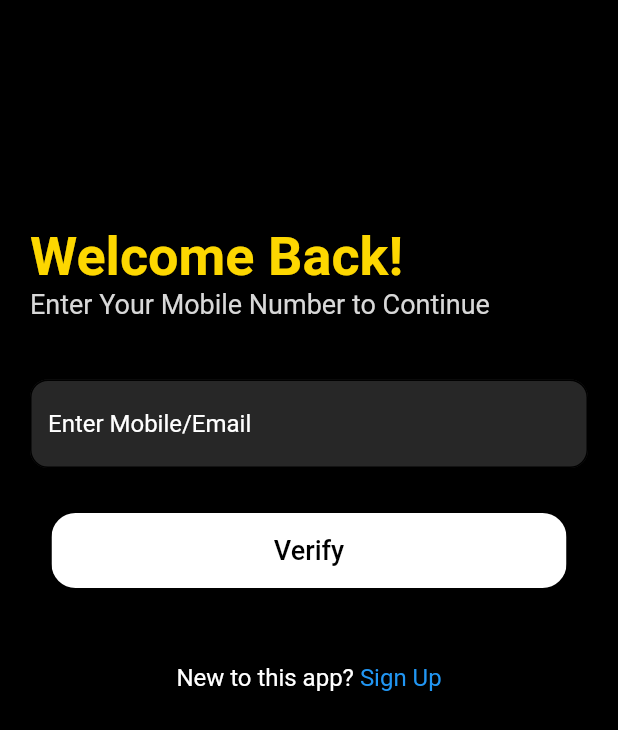
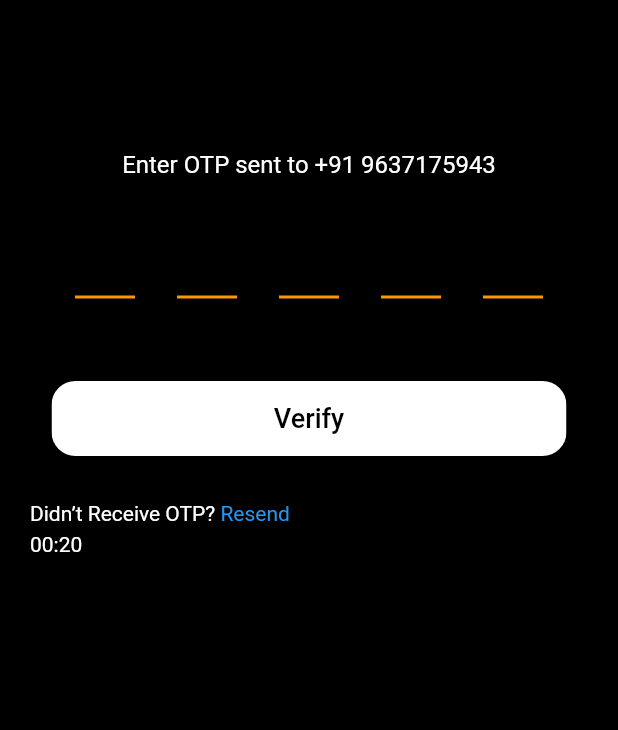
Before and after one commit to tusharhow/sandeep-jewelry-app, a Flutter app: the VerifyOtp screen opened directly, after a tap on "Verify", on a phone screen of 412 x 824 dp. Shown: the top 730 px of the screen. Run offline on Flutter 3.47's test engine with Material 2 defaults, Android fonts, the phone set to English and light mode, and no system bars; drawn by our look-alikes of pin_code_fields; our stand-ins replace carousel_pro, flutter_holo_date_picker, getwidget, google_fonts; missing offline and left inert: animation_wrappers.

Commit message:
Two screens created

```diff
--- a/lib/screens/auth/verify_otp.dart
+++ b/lib/screens/auth/verify_otp.dart
@@ -3,6 +3,7 @@ import 'package:sandeep_jwelery/components/navigate.dart';
 import 'package:sandeep_jwelery/components/re_usable_buttons/primary_button.dart';
 import 'package:sandeep_jwelery/components/textformfield.dart';
 import 'package:sandeep_jwelery/screens/auth/signup.dart';
+import 'package:sandeep_jwelery/screens/auth/verify_otp_input_screen.dart';
 
 class VerifyOtp extends StatefulWidget {
   VerifyOtp({Key? key}) : super(key: key);
@@ -67,7 +68,9 @@ class _VerifyOtpState extends State<VerifyOtp> {
             ReusablePrimaryButton(
               childText: 'Verify',
               buttonColor: Colors.white,
-              onPressed: () {},
+              onPressed: () {
+                push(context: context, widget: VerifyOtpInputScreen());
+              },
               textColor: Colors.black,
             ),
             SizedBox(
--- /dev/null
+++ b/lib/screens/auth/verify_otp_input_screen.dart
@@ -0,0 +1,169 @@
+import 'dart:async';
+
+import 'package:flutter/material.dart';
+import 'package:intl/intl.dart';
+import 'package:pin_code_fields/pin_code_fields.dart';
+import 'package:sandeep_jwelery/components/navigate.dart';
+import 'package:sandeep_jwelery/components/re_usable_buttons/primary_button.dart';
+import 'package:sandeep_jwelery/main.dart';
+
+import '../homepage_main.dart';
+
+class VerifyOtpInputScreen extends StatefulWidget {
+  const VerifyOtpInputScreen({Key? key}) : super(key: key);
+
+  @override
+  _VerifyOtpInputScreenState createState() => _VerifyOtpInputScreenState();
+}
+
+class _VerifyOtpInputScreenState extends State<VerifyOtpInputScreen> {
+  bool hasError = false;
+  String currentText = "";
+
+  Timer? _timer;
+  int _start = 20;
+
+  void startTimer() {
+    const oneSec = const Duration(seconds: 1);
+    _timer = new Timer.periodic(
+      oneSec,
+      (Timer timer) {
+        if (_start == 0) {
+          setState(() {
+            timer.cancel();
+          });
+        } else {
+          setState(() {
+            _start--;
+          });
+        }
+      },
+    );
+  }
+
+  @override
+  void dispose() {
+    _timer!.cancel();
+    super.dispose();
+  }
+
+  @override
+  Widget build(BuildContext context) {
+    return Scaffold(
+      body: Padding(
+        padding: const EdgeInsets.symmetric(horizontal: 20),
+        child: Column(
+          children: [
+            const SizedBox(
+              height: 100,
+            ),
+            const Text(
+              'Enter OTP sent to +91 9637175943',
+              style: TextStyle(
+                color: Colors.white,
+                fontSize: 16,
+              ),
+            ),
+            const SizedBox(
+              height: 30,
+            ),
+            Form(
+              child: Padding(
+                  padding:
+                      const EdgeInsets.symmetric(vertical: 0.0, horizontal: 30),
+                  child: PinCodeTextField(
+                    appContext: context,
+                    pastedTextStyle: const TextStyle(
+                        fontWeight: FontWeight.w500,
+                        fontSize: 22.0,
+                        color: Colors.white),
+                    length: 5,
+                    obscureText: false,
+                    hintCharacter: "",
+                    hintStyle: const TextStyle(
+                      fontWeight: FontWeight.w500,
+                      fontSize: 100.0,
+                      color: Colors.white,
+                    ),
+                    errorTextSpace: 25.0,
+                    pinTheme: PinTheme(
+                      fieldHeight: 50,
+                      fieldWidth: 40,
+                      inactiveColor: Colors.orange,
+                      activeFillColor: hasError ? Colors.orange : Colors.amber,
+                    ),
+                    animationType: AnimationType.fade,
+                    validator: (v) {
+                      if (v!.length < 3) {
+                        return "Please Fill all field";
+                      } else {
+                        return null;
+                      }
+                    },
+                    cursorColor: Colors.white,
+                    animationDuration: const Duration(milliseconds: 300),
+                    textStyle:
+                        const TextStyle(fontSize: 16, color: Colors.white),
+                    // errorAnimationController: errorController,
+
+                    keyboardType: TextInputType.number,
+
+                    onCompleted: (v) {},
+                    // onTap: () {
+                    //   print("Pressed");
+                    // },
+                    onChanged: (value) {
+                      setState(() {
+                        currentText = value;
+                      });
+                    },
+                    beforeTextPaste: (text) {
+                      //if you return true then it will show the paste confirmation dialog. Otherwise if false, then nothing will happen.
+                      //but you can show anything you want here, like your pop up saying wrong paste format or etc
+                      return true;
+                    },
+                  )),
+            ),
+            const SizedBox(
+              height: 30,
+            ),
+            ReusablePrimaryButton(
+                childText: 'Verify',
+                buttonColor: Colors.white,
+                textColor: Colors.black,
+                onPressed: () {
+                  push(context: context, widget: HomePageMain());
+                }),
+            const SizedBox(
+              height: 30,
+            ),
+            Row(
+              children: [
+                Text(
+                  'Didn’t Receive OTP? ',
+                  style: TextStyle(fontSize: 14, color: Colors.white),
+                ),
+                InkWell(
+                  onTap: () {
+                    startTimer();
+                  },
+                  child: Text(
+                    'Resend',
+                    style: TextStyle(fontSize: 14, color: Colors.blue),
+                  ),
+                ),
+              ],
+            ),
+            SizedBox(
+              height: 5,
+            ),
+            Container(
+                alignment: Alignment.bottomLeft,
+                child: Text("00:$_start",
+                    style: TextStyle(fontSize: 14, color: Colors.white)))
+          ],
+        ),
+      ),
+    );
+  }
+}
--- a/pubspec.yaml
+++ b/pubspec.yaml
@@ -35,6 +35,7 @@ dependencies:
     smooth_page_indicator: ^1.0.0+2
     flutter_holo_date_picker: ^1.0.1+2
     getwidget: ^2.0.4
+    pin_code_fields: ^7.3.0
 
 dev_dependencies:
     flutter_lints: ^1.0.0
```
Also changed, not shown: lib/screens/auth/signup.dart (+4 -4 lines), lib/screens/homepage_main.dart (added, +191 -0 lines), assets/icons/basket.png (added), assets/icons/heart.png (added), assets/icons/menu.png (added), assets/icons/search.png (added), assets/images/caro.png (added), assets/images/caro2.png (added), assets/images/hand.png (added), assets/images/human.png (added), assets/images/human2.png (added), assets/images/human3.png (added), assets/images/jewl.png (added), assets/images/jewl_set.png (added), 1 more files.
